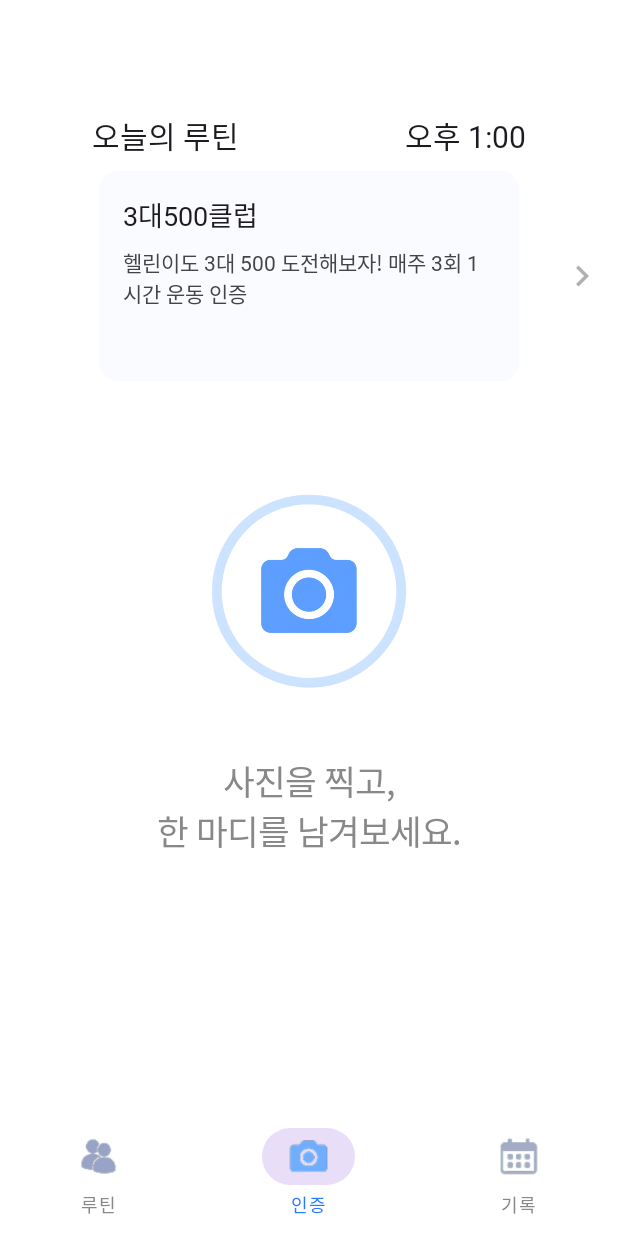
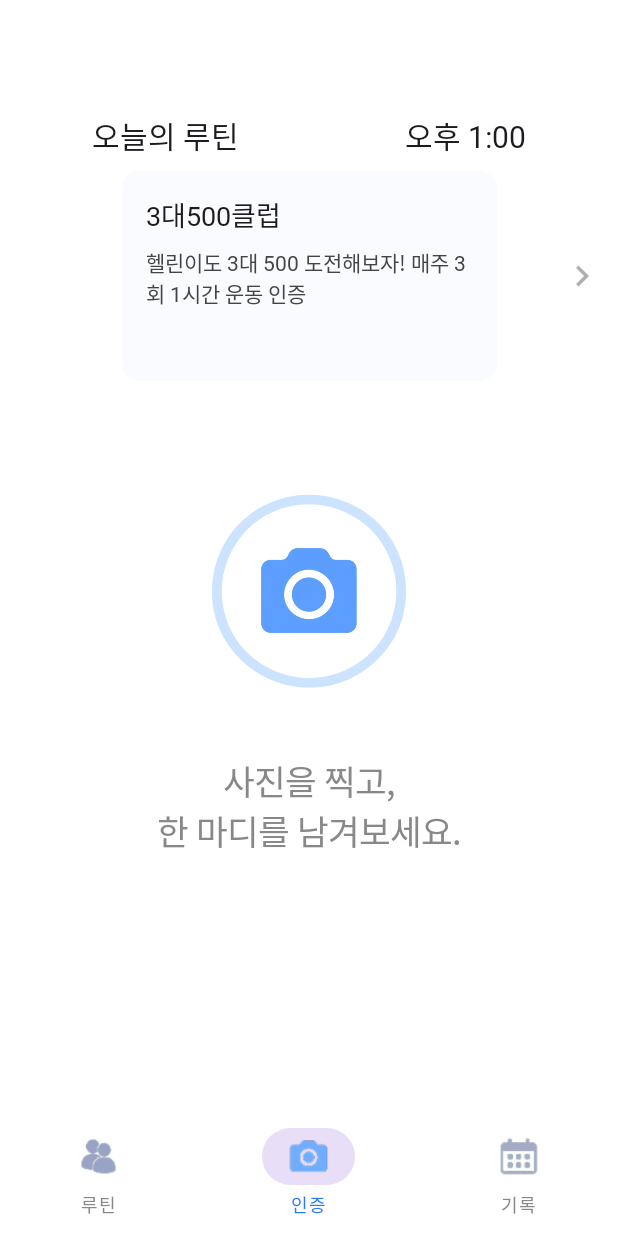
Before and after one commit to JellyJerry0u0/RoutineIt, an Android app built with Jetpack Compose: the MainScreen screen opened through its navigation route, on a phone screen of 412 x 824 dp. Run offline under Robolectric (Android 15) with nearby library versions, the phone set to English and light mode, and no system bars; network calls fail; pictures from the network do not load; Roboto replaces fonts that are not available here; 1 statement that could not run was skipped.

Commit message:
tab1, tab3 디자인 완료

```diff
--- a/app/src/main/java/com/example/helloworld/ui/screen/CameraScreen.kt
+++ b/app/src/main/java/com/example/helloworld/ui/screen/CameraScreen.kt
@@ -613,7 +613,7 @@ fun RoutineSwiper(
                     .with(slideOutHorizontally { width -> -direction * width } + fadeOut())
             },
             modifier = Modifier
-                .width(280.dp)
+                .width(250.dp)
                 .height(140.dp)
         ) { routine ->
             if (routine != null) {
```
